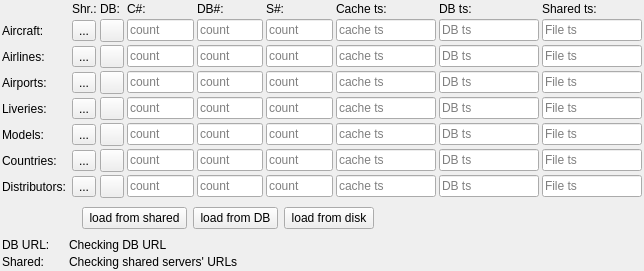
Qt form src/blackgui/components/dbloadoverviewcomponent.ui (swift-project/pilotclient) before a commit.
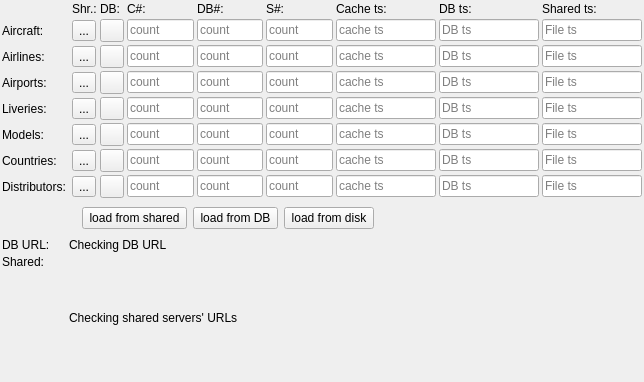
The same form after that commit. Icons and pictures are not drawn.

Commit message: Wizard UI adjustments

```diff
--- a/src/blackgui/components/dbloadoverviewcomponent.ui
+++ b/src/blackgui/components/dbloadoverviewcomponent.ui
@@ -7,7 +7,7 @@
     <x>0</x>
     <y>0</y>
     <width>644</width>
-    <height>253</height>
+    <height>367</height>
    </rect>
   </property>
   <property name="windowTitle">
@@ -260,6 +260,12 @@
    </item>
    <item row="11" column="2" colspan="9" alignment="Qt::AlignTop">
     <widget class="QLabel" name="lbl_SharedUrls">
+     <property name="minimumSize">
+      <size>
+       <width>0</width>
+       <height>125</height>
+      </size>
+     </property>
      <property name="text">
       <string>Checking shared servers' URLs</string>
      </property>
```
The commit also changes 2 other files.
